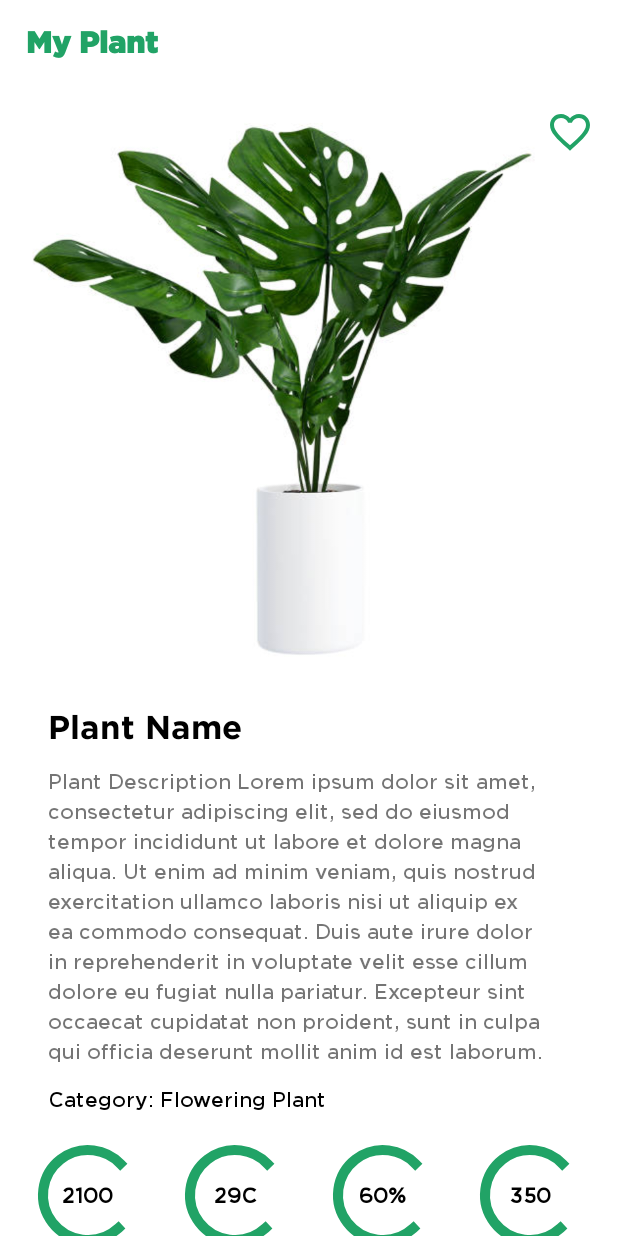
After one commit to MedhaCS1010/IoT-Based-Smart-Nursery-Health-Monitoring-System, an Android app: the PlantActivity screen opened directly, with no data from a screen before it, on a phone screen of 412 x 824 dp. The commit adds this screen. Run offline under Robolectric (Android 15) with nearby library versions, the phone set to English and light mode, and no system bars; network calls fail.

Commit message:
Added plant details activity

```diff
--- /dev/null
+++ b/client/app/src/main/java/com/example/plantsafe/PlantActivity.kt
@@ -0,0 +1,11 @@
+package com.example.plantsafe
+
+import androidx.appcompat.app.AppCompatActivity
+import android.os.Bundle
+
+class PlantActivity : AppCompatActivity() {
+    override fun onCreate(savedInstanceState: Bundle?) {
+        super.onCreate(savedInstanceState)
+        setContentView(R.layout.activity_plant)
+    }
+}
--- /dev/null
+++ b/client/app/src/main/res/drawable/ic_baseline_favorite_border_24.xml
@@ -0,0 +1,5 @@
+<vector android:height="24dp" android:tint="@color/green"
+    android:viewportHeight="24" android:viewportWidth="24"
+    android:width="24dp" xmlns:android="http://schemas.android.com/apk/res/android">
+    <path android:fillColor="@android:color/white" android:pathData="M16.5,3c-1.74,0 -3.41,0.81 -4.5,2.09C10.91,3.81 9.24,3 7.5,3 4.42,3 2,5.42 2,8.5c0,3.78 3.4,6.86 8.55,11.54L12,21.35l1.45,-1.32C18.6,15.36 22,12.28 22,8.5 22,5.42 19.58,3 16.5,3zM12.1,18.55l-0.1,0.1 -0.1,-0.1C7.14,14.24 4,11.39 4,8.5 4,6.5 5.5,5 7.5,5c1.54,0 3.04,0.99 3.57,2.36h1.87C13.46,5.99 14.96,5 16.5,5c2,0 3.5,1.5 3.5,3.5 0,2.89 -3.14,5.74 -7.9,10.05z"/>
+</vector>
--- a/client/app/src/main/res/layout/activity_add_plant.xml
+++ b/client/app/src/main/res/layout/activity_add_plant.xml
@@ -92,7 +92,7 @@
                 android:layout_height="wrap_content"
                 android:layout_marginTop="16dp"
                 android:fontFamily="@font/gotham_medium"
-                android:text="Description"
+                android:text="Category"
                 android:textColor="@color/black"
                 android:textSize="16sp"
                 app:layout_constraintStart_toStartOf="@+id/plant_description_input"
--- /dev/null
+++ b/client/app/src/main/res/layout/activity_plant.xml
@@ -0,0 +1,274 @@
+<?xml version="1.0" encoding="utf-8"?>
+<androidx.constraintlayout.widget.ConstraintLayout
+    xmlns:android="http://schemas.android.com/apk/res/android"
+    xmlns:app="http://schemas.android.com/apk/res-auto"
+    xmlns:tools="http://schemas.android.com/tools"
+    android:layout_width="match_parent"
+    android:layout_height="match_parent"
+    tools:context=".PlantActivity">
+
+    <com.google.android.material.appbar.MaterialToolbar
+        android:id="@+id/materialToolbar3"
+        android:layout_width="409dp"
+        android:layout_height="wrap_content"
+        android:background="?attr/colorPrimary"
+        android:minHeight="?attr/actionBarSize"
+        android:theme="?attr/actionBarTheme"
+        app:title="My Plant"
+        app:titleTextColor="@color/green"
+        app:titleTextAppearance="@style/AppTheme.AppBarOverlay"
+        app:layout_constraintEnd_toEndOf="parent"
+        app:layout_constraintStart_toStartOf="parent"
+        app:layout_constraintTop_toTopOf="parent" />
+
+    <androidx.core.widget.NestedScrollView
+        android:layout_width="0dp"
+        android:layout_height="0dp"
+        android:fillViewport="true"
+        app:layout_constraintBottom_toBottomOf="parent"
+        app:layout_constraintLeft_toLeftOf="parent"
+        app:layout_constraintRight_toRightOf="parent"
+        app:layout_constraintTop_toBottomOf="@id/materialToolbar3"
+        tools:ignore="SpeakableTextPresentCheck" >
+
+        <androidx.constraintlayout.widget.ConstraintLayout
+            android:layout_width="match_parent"
+            android:layout_height="match_parent"
+            android:paddingBottom="16dp">
+
+            <ImageView
+                android:id="@+id/imageView6"
+                android:layout_width="0dp"
+                android:layout_height="400dp"
+                app:layout_constraintEnd_toEndOf="parent"
+                app:layout_constraintStart_toStartOf="parent"
+                app:layout_constraintTop_toTopOf="parent"
+                app:srcCompat="@drawable/plant_image2" />
+
+            <TextView
+                android:id="@+id/plant_display_name"
+                android:layout_width="0dp"
+                android:layout_height="wrap_content"
+                android:layout_marginStart="32dp"
+                android:layout_marginTop="16dp"
+                android:layout_marginEnd="32dp"
+                android:fontFamily="@font/gotham_bold"
+                android:text="Plant Name"
+                android:textColor="@color/black"
+                android:textSize="22sp"
+                app:layout_constraintEnd_toEndOf="parent"
+                app:layout_constraintHorizontal_bias="0.0"
+                app:layout_constraintStart_toStartOf="parent"
+                app:layout_constraintTop_toBottomOf="@+id/imageView6" />
+
+            <TextView
+                android:id="@+id/plant_display_description"
+                android:layout_width="0dp"
+                android:layout_height="wrap_content"
+                android:layout_marginTop="16dp"
+                android:fontFamily="@font/gotham_medium"
+                android:lineSpacingExtra="8dp"
+                android:text="Plant Description Lorem ipsum dolor sit amet, consectetur adipiscing elit, sed do eiusmod tempor incididunt ut labore et dolore magna aliqua. Ut enim ad minim veniam, quis nostrud exercitation ullamco laboris nisi ut aliquip ex ea commodo consequat. Duis aute irure dolor in reprehenderit in voluptate velit esse cillum dolore eu fugiat nulla pariatur. Excepteur sint occaecat cupidatat non proident, sunt in culpa qui officia deserunt mollit anim id est laborum."
+                app:layout_constraintEnd_toEndOf="@+id/plant_display_name"
+                app:layout_constraintStart_toStartOf="@+id/plant_display_name"
+                app:layout_constraintTop_toBottomOf="@+id/plant_display_name" />
+
+            <TextView
+                android:id="@+id/plant_display_category"
+                android:layout_width="0dp"
+                android:layout_height="wrap_content"
+                android:layout_marginTop="16dp"
+                android:fontFamily="@font/gotham_medium"
+                android:text="Category: Flowering Plant"
+                android:textColor="@color/black"
+                app:layout_constraintEnd_toEndOf="@+id/plant_display_description"
+                app:layout_constraintStart_toStartOf="@+id/plant_display_description"
+                app:layout_constraintTop_toBottomOf="@+id/plant_display_description" />
+
+            <ImageView
+                android:id="@+id/imageView11"
+                android:layout_width="32dp"
+                android:layout_height="32dp"
+                android:layout_marginTop="16dp"
+                android:layout_marginEnd="16dp"
+                app:layout_constraintEnd_toEndOf="parent"
+                app:layout_constraintTop_toTopOf="@+id/imageView6"
+                app:srcCompat="@drawable/ic_baseline_favorite_border_24" />
+
+            <ProgressBar
+                android:id="@+id/moisture_progress"
+                style="?android:attr/progressBarStyle"
+                android:layout_width="80dp"
+                android:layout_height="80dp"
+                android:layout_marginTop="16dp"
+                app:layout_constraintEnd_toStartOf="@+id/temperature_progress"
+                app:layout_constraintHorizontal_bias="0.5"
+                app:layout_constraintStart_toStartOf="parent"
+                app:layout_constraintTop_toBottomOf="@+id/plant_display_category" />
+
+            <ProgressBar
+                android:id="@+id/temperature_progress"
+                style="?android:attr/progressBarStyle"
+                android:layout_width="80dp"
+                android:layout_height="80dp"
+                app:layout_constraintEnd_toStartOf="@+id/humidity_progress"
+                app:layout_constraintHorizontal_bias="0.5"
+                app:layout_constraintStart_toEndOf="@+id/moisture_progress"
+                app:layout_constraintTop_toTopOf="@+id/moisture_progress" />
+
+            <ProgressBar
+                android:id="@+id/humidity_progress"
+                style="?android:attr/progressBarStyle"
+                android:layout_width="80dp"
+                android:layout_height="80dp"
+                app:layout_constraintEnd_toStartOf="@+id/light_progress"
+                app:layout_constraintHorizontal_bias="0.5"
+                app:layout_constraintStart_toEndOf="@+id/temperature_progress"
+                app:layout_constraintTop_toTopOf="@+id/temperature_progress" />
+
+            <ProgressBar
+                android:id="@+id/light_progress"
+                style="?android:attr/progressBarStyle"
+                android:layout_width="80dp"
+                android:layout_height="80dp"
+                app:layout_constraintEnd_toEndOf="parent"
+                app:layout_constraintHorizontal_bias="0.5"
+                app:layout_constraintStart_toEndOf="@+id/humidity_progress"
+                app:layout_constraintTop_toTopOf="@+id/humidity_progress" />
+
+            <TextView
+                android:id="@+id/moisture_value"
+                android:layout_width="wrap_content"
+                android:layout_height="wrap_content"
+                android:text="2100"
+                android:fontFamily="@font/gotham_medium"
+                android:textColor="@color/black"
+                android:textStyle="bold"
+                app:layout_constraintBottom_toBottomOf="@+id/moisture_progress"
+                app:layout_constraintEnd_toEndOf="@+id/moisture_progress"
+                app:layout_constraintStart_toStartOf="@+id/moisture_progress"
+                app:layout_constraintTop_toTopOf="@+id/moisture_progress" />
+
+            <TextView
+                android:id="@+id/temperature_value"
+                android:layout_width="wrap_content"
+                android:layout_height="wrap_content"
+                android:text="29C"
+                android:fontFamily="@font/gotham_medium"
+                android:textColor="@color/black"
+                android:textStyle="bold"
+                app:layout_constraintBottom_toBottomOf="@+id/temperature_progress"
+                app:layout_constraintEnd_toEndOf="@+id/temperature_progress"
+                app:layout_constraintStart_toStartOf="@+id/temperature_progress"
+                app:layout_constraintTop_toTopOf="@+id/temperature_progress" />
+
+            <TextView
+                android:id="@+id/humidity_value"
+                android:layout_width="wrap_content"
+                android:layout_height="wrap_content"
+                android:text="60%"
+                android:fontFamily="@font/gotham_medium"
+                android:textColor="@color/black"
+                android:textStyle="bold"
+                app:layout_constraintBottom_toBottomOf="@+id/humidity_progress"
+                app:layout_constraintEnd_toEndOf="@+id/humidity_progress"
+                app:layout_constraintStart_toStartOf="@+id/humidity_progress"
+                app:layout_constraintTop_toTopOf="@+id/humidity_progress" />
+
+            <TextView
+                android:id="@+id/light_value"
+                android:layout_width="wrap_content"
+                android:layout_height="wrap_content"
+                android:text="350"
+                android:fontFamily="@font/gotham_medium"
+                android:textColor="@color/black"
+                android:textStyle="bold"
+                app:layout_constraintBottom_toBottomOf="@+id/light_progress"
+                app:layout_constraintEnd_toEndOf="@+id/light_progress"
+                app:layout_constraintStart_toStartOf="@+id/light_progress"
+                app:layout_constraintTop_toTopOf="@+id/light_progress" />
+
+            <TextView
+                android:id="@+id/textView16"
+                android:layout_width="0dp"
+                android:layout_height="wrap_content"
+                android:layout_marginTop="8dp"
+                android:text="Moisture"
+                android:fontFamily="@font/gotham_medium"
+                android:textColor="@color/black"
+                android:textStyle="bold"
+                android:textAlignment="center"
+                app:layout_constraintEnd_toEndOf="@+id/moisture_progress"
+                app:layout_constraintStart_toStartOf="@+id/moisture_progress"
+                app:layout_constraintTop_toBottomOf="@+id/moisture_progress" />
+
+            <TextView
+                android:id="@+id/textView17"
+                android:layout_width="0dp"
+                android:layout_height="wrap_content"
+                android:layout_marginTop="8dp"
+                android:fontFamily="@font/gotham_medium"
+                android:text="Temp"
+                android:textAlignment="center"
+                android:textColor="@color/black"
+                android:textStyle="bold"
+                app:layout_constraintEnd_toEndOf="@+id/temperature_progress"
+                app:layout_constraintStart_toStartOf="@+id/temperature_progress"
+                app:layout_constraintTop_toBottomOf="@+id/temperature_progress" />
+
+            <TextView
+                android:id="@+id/textView18"
+                android:layout_width="0dp"
+                android:layout_height="wrap_content"
+                android:layout_marginTop="8dp"
+                android:fontFamily="@font/gotham_medium"
+                android:text="Humidity"
+                android:textAlignment="center"
+                android:textColor="@color/black"
+                android:textStyle="bold"
+                app:layout_constraintEnd_toEndOf="@+id/humidity_progress"
+                app:layout_constraintStart_toStartOf="@+id/humidity_progress"
+                app:layout_constraintTop_toBottomOf="@+id/temperature_progress" />
+
+            <TextView
+                android:id="@+id/textView19"
+                android:layout_width="0dp"
+                android:layout_height="wrap_content"
+                android:layout_marginTop="8dp"
+                android:fontFamily="@font/gotham_medium"
+                android:text="Light"
+                android:textAlignment="center"
+                android:textColor="@color/black"
+                android:textStyle="bold"
+                app:layout_constraintEnd_toEndOf="@+id/light_progress"
+                app:layout_constraintHorizontal_bias="1.0"
+                app:layout_constraintStart_toStartOf="@+id/light_progress"
+                app:layout_constraintTop_toBottomOf="@+id/temperature_progress" />
+
+            <TextView
+                android:id="@+id/textView20"
+                android:layout_width="0dp"
+                android:layout_height="wrap_content"
+                android:layout_marginTop="32dp"
+                android:text="Previous Readings"
+                android:fontFamily="@font/gotham_bold"
+                android:textColor="@color/black"
+                android:textSize="18sp"
+                app:layout_constraintEnd_toEndOf="@+id/textView19"
+                app:layout_constraintStart_toStartOf="@+id/textView16"
+                app:layout_constraintTop_toBottomOf="@+id/textView16" />
+
+            <androidx.recyclerview.widget.RecyclerView
+                android:id="@+id/sensor_values_recycler"
+                android:layout_width="0dp"
+                android:layout_height="wrap_content"
+                android:layout_marginTop="16dp"
+                app:layout_constraintEnd_toEndOf="@+id/textView20"
+                app:layout_constraintStart_toStartOf="@+id/textView20"
+                app:layout_constraintTop_toBottomOf="@+id/textView20" />
+
+
+        </androidx.constraintlayout.widget.ConstraintLayout>
+    </androidx.core.widget.NestedScrollView>
+
+</androidx.constraintlayout.widget.ConstraintLayout>
```
Also changed, not shown: client/app/src/main/AndroidManifest.xml (+11 -2 lines).
